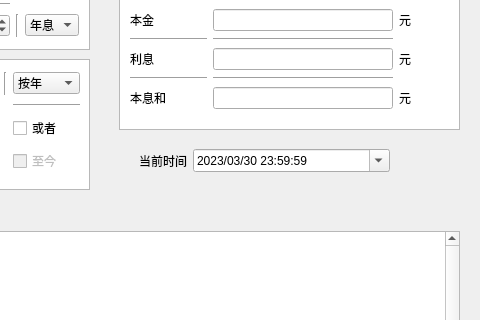
First picture: the form in ui/GuiForm.ui, repository zero-bugs/simpleCalcApp, before the edit; both pictures show x 241 to 721 and y 84 to 404 of the 721 by 612 pixel window.
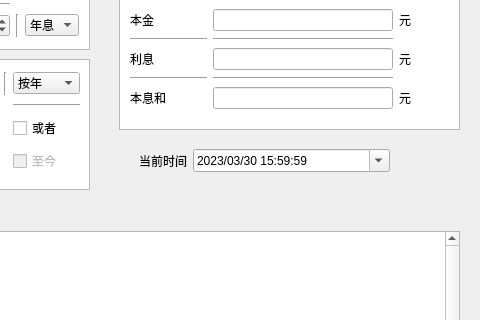
Second picture: the form after the edit.

Diff of the .ui file:
```diff
--- a/ui/GuiForm.ui
+++ b/ui/GuiForm.ui
@@ -750,7 +750,7 @@
       <widget class="QDateTimeEdit" name="dateTimeEdit">
        <property name="dateTime">
         <datetime>
-         <hour>23</hour>
+         <hour>15</hour>
          <minute>59</minute>
          <second>59</second>
          <year>2023</year>
@@ -760,7 +760,7 @@
        </property>
        <property name="maximumDateTime">
         <datetime>
-         <hour>23</hour>
+         <hour>15</hour>
          <minute>59</minute>
          <second>59</second>
          <year>9999</year>
```
Left out of the diff: 34 changed lines with no effect on the pictures.
